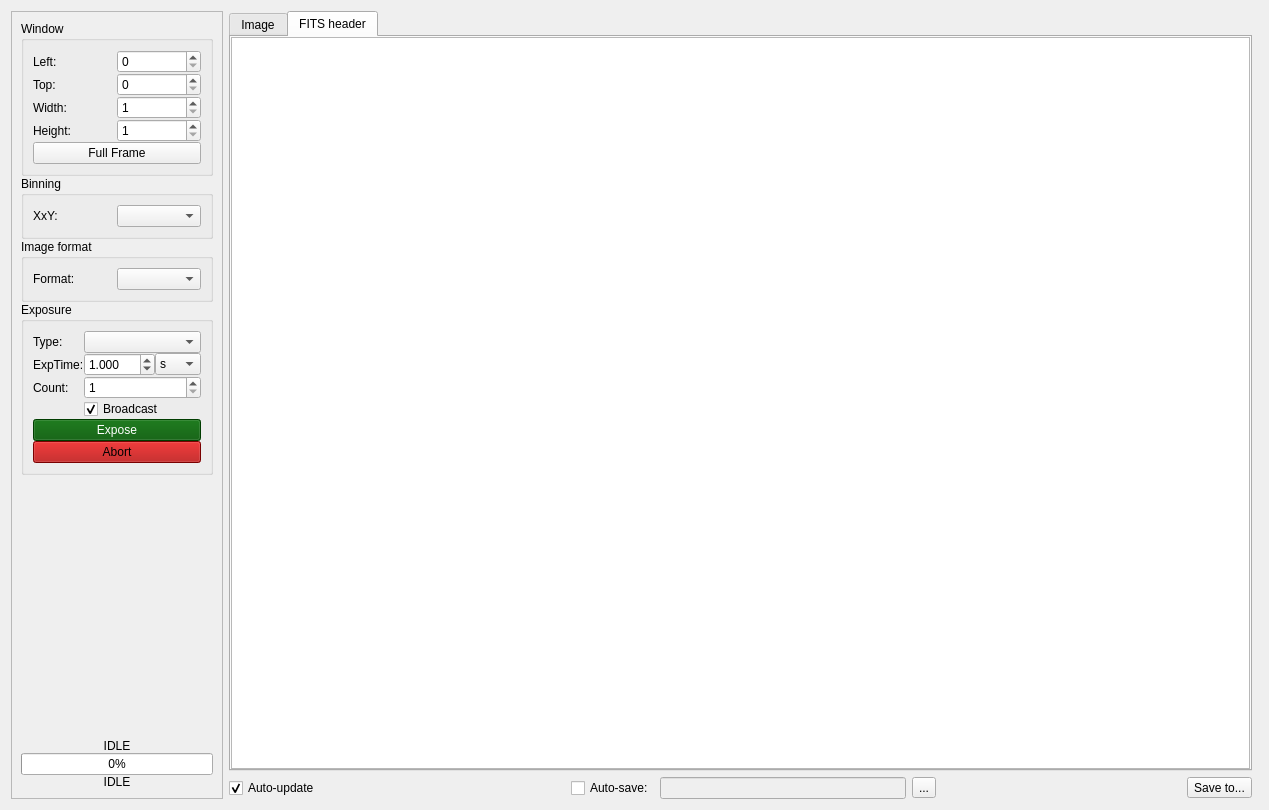
First picture: the form in pyobs_gui/qt/widgetcamera.ui, repository pyobs/pyobs-gui, before the edit.
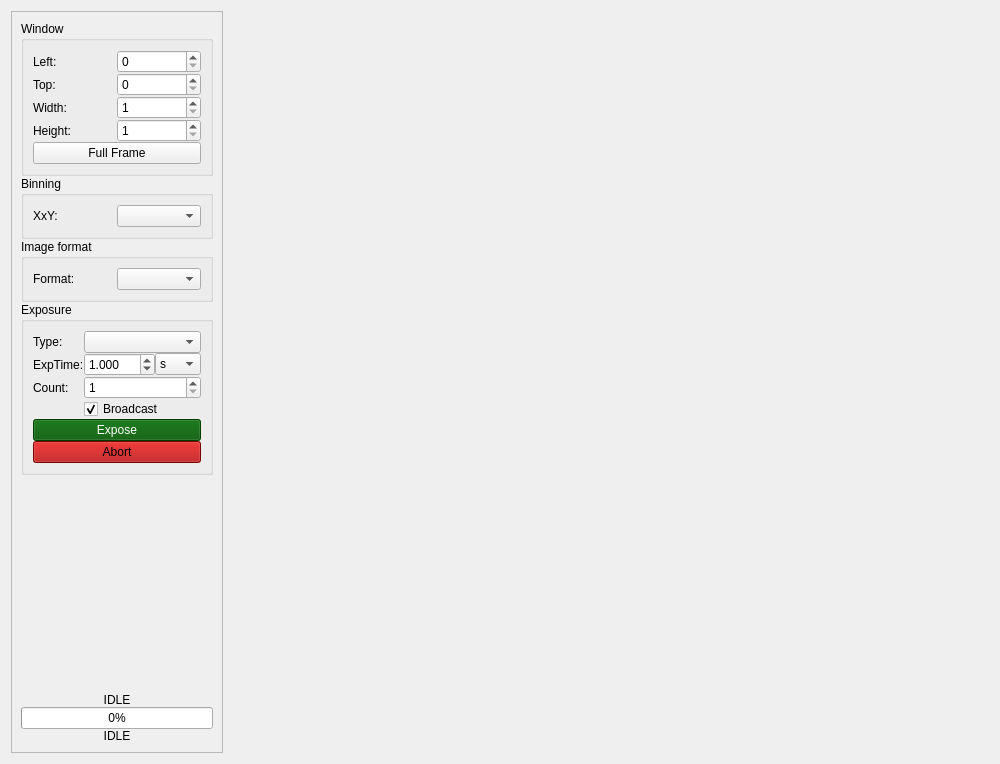
Second picture: the form after the edit. The open tabs and pages were chosen to show the change. Icons and pictures are not drawn.

Commit message: started working on extracting WidgetImageGrabber from WidgetCamera

Diff of the .ui file:
```diff
--- a/pyobs_gui/qt/widgetcamera.ui
+++ b/pyobs_gui/qt/widgetcamera.ui
@@ -6,8 +6,8 @@
    <rect>
     <x>0</x>
     <y>0</y>
-    <width>1269</width>
-    <height>810</height>
+    <width>1000</width>
+    <height>764</height>
    </rect>
   </property>
   <property name="windowTitle">
@@ -33,8 +33,8 @@
        <rect>
         <x>0</x>
         <y>0</y>
-        <width>264</width>
-        <height>794</height>
+        <width>232</width>
+        <height>748</height>
        </rect>
       </property>
       <property name="sizePolicy">
@@ -1219,136 +1219,7 @@
     </widget>
    </item>
    <item>
-    <layout class="QVBoxLayout" name="verticalLayout_3">
-     <item>
-      <widget class="QTabWidget" name="tabWidget">
-       <property name="currentIndex">
-        <number>0</number>
-       </property>
-       <widget class="QWidget" name="tabImage">
-        <attribute name="title">
-         <string>Image</string>
-        </attribute>
-       </widget>
-       <widget class="QWidget" name="tabFitsHeader">
-        <attribute name="title">
-         <string>FITS header</string>
-        </attribute>
-        <layout class="QVBoxLayout" name="verticalLayout_2">
-         <property name="leftMargin">
-          <number>0</number>
-         </property>
-         <property name="topMargin">
-          <number>0</number>
-         </property>
-         <property name="rightMargin">
-          <number>0</number>
-         </property>
-         <property name="bottomMargin">
-          <number>0</number>
-         </property>
-         <item>
-          <widget class="QTableWidget" name="tableFitsHeader">
-           <property name="editTriggers">
-            <set>QAbstractItemView::NoEditTriggers</set>
-           </property>
-           <property name="alternatingRowColors">
-            <bool>true</bool>
-           </property>
-           <property name="selectionMode">
-            <enum>QAbstractItemView::SingleSelection</enum>
-           </property>
-           <property name="selectionBehavior">
-            <enum>QAbstractItemView::SelectRows</enum>
-           </property>
-           <attribute name="horizontalHeaderStretchLastSection">
-            <bool>true</bool>
-           </attribute>
-           <attribute name="verticalHeaderVisible">
-            <bool>false</bool>
-           </attribute>
-          </widget>
-         </item>
-        </layout>
-       </widget>
-      </widget>
-     </item>
-     <item>
-      <layout class="QHBoxLayout" name="horizontalLayout">
-       <item>
-        <widget class="QCheckBox" name="checkAutoUpdate">
-         <property name="text">
-          <string>Auto-update</string>
-         </property>
-         <property name="checked">
-          <bool>true</bool>
-         </property>
-        </widget>
-       </item>
-       <item>
-        <spacer name="horizontalSpacer_2">
-         <property name="orientation">
-          <enum>Qt::Horizontal</enum>
-         </property>
-         <property name="sizeHint" stdset="0">
-          <size>
-           <width>38</width>
-           <height>18</height>
-          </size>
-         </property>
-        </spacer>
-       </item>
-       <item>
-        <widget class="QCheckBox" name="checkAutoSave">
-         <property name="text">
-          <string>Auto-save:</string>
-         </property>
-        </widget>
-       </item>
-       <item>
-        <widget class="QLineEdit" name="textAutoSavePath">
-         <property name="enabled">
-          <bool>false</bool>
-         </property>
-        </widget>
-       </item>
-       <item>
-        <widget class="QToolButton" name="butAutoSave">
-         <property name="text">
-          <string>...</string>
-         </property>
-        </widget>
-       </item>
-       <item>
-        <spacer name="horizontalSpacer">
-         <property name="orientation">
-          <enum>Qt::Horizontal</enum>
-         </property>
-         <property name="sizeHint" stdset="0">
-          <size>
-           <width>40</width>
-           <height>20</height>
-          </size>
-         </property>
-        </spacer>
-       </item>
-       <item>
-        <widget class="QToolButton" name="butSaveTo">
-         <property name="text">
-          <string>Save to...</string>
-         </property>
-         <property name="icon">
-          <iconset>
-           <normaloff>:/resources/Crystal_Clear_device_floppy_unmount.png</normaloff>:/resources/Crystal_Clear_device_floppy_unmount.png</iconset>
-         </property>
-         <property name="toolButtonStyle">
-          <enum>Qt::ToolButtonTextBesideIcon</enum>
-         </property>
-        </widget>
-       </item>
-      </layout>
-     </item>
-    </layout>
+    <widget class="QWidget" name="widget" native="true"/>
    </item>
    <item>
     <widget class="QWidget" name="widgetSidebar" native="true"/>
```
Left out of the diff: 7 changed lines with no effect on the pictures. The commit also changes 4 other files.
